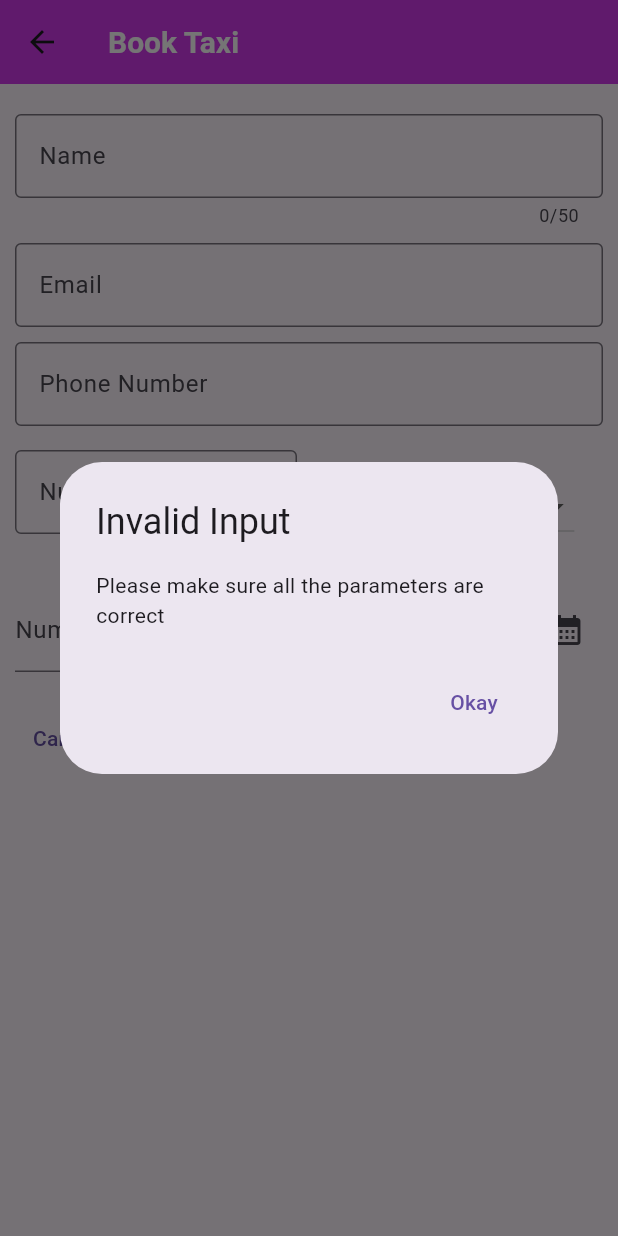
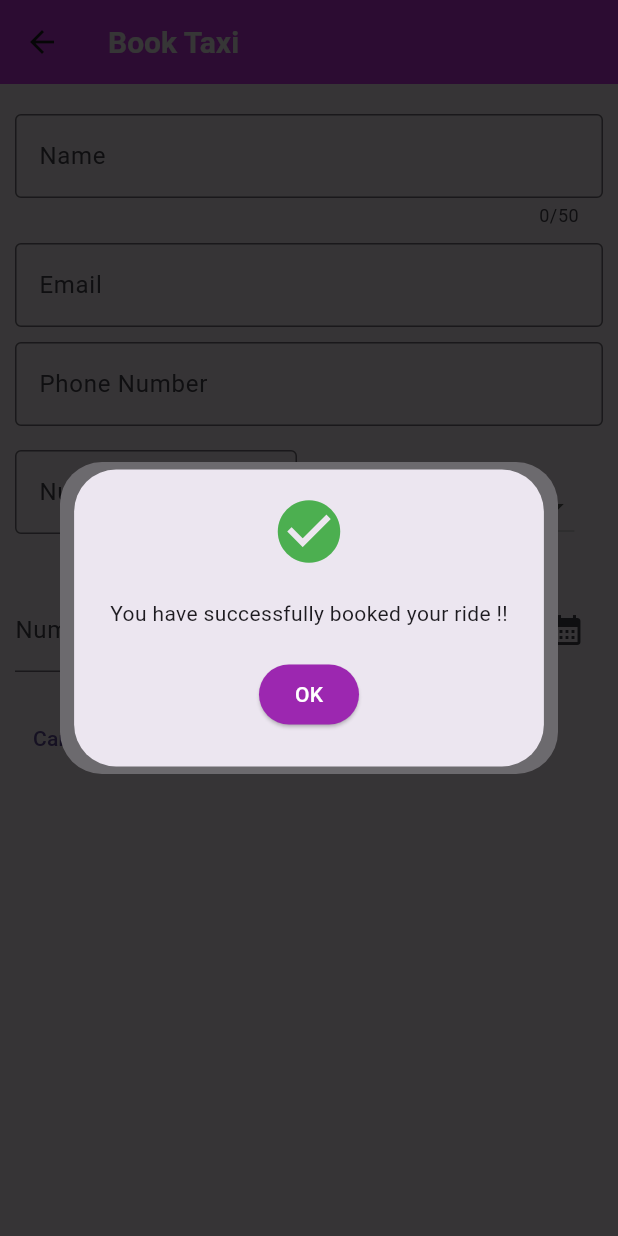
Before and after one commit to jiwanhumagain/Ridify, a Flutter app: the RentTaxiForm screen opened directly, after a tap on "Book Now", on a phone screen of 412 x 824 dp. Run offline on Flutter 3.47's test engine with Material 3 defaults, Android fonts, the light colour scheme and no system bars; our stand-ins replace cloud_firestore, country_picker, email_validator, firebase_auth, firebase_core, firebase_database and 7 more; missing offline and left inert: flutter_geofire, flutter_google_places, flutter_polyline_points, geocoder2, google_maps_webservice; accounts and stored records are empty.

Commit message:
Popup screen added

```diff
--- a/ridify/lib/screen/rent/Booked/bookingform.dart
+++ b/ridify/lib/screen/rent/Booked/bookingform.dart
@@ -2,12 +2,12 @@ import 'package:cloud_firestore/cloud_firestore.dart';
 import 'package:flutter/material.dart';
 import 'package:intl/intl.dart';
 import 'package:email_validator/email_validator.dart';
-import 'package:firebase_database/firebase_database.dart';
+import 'package:ridify/screen/splashscreen/splash.dart';
 
 final formatter = DateFormat.yMd();
 
 class RentTaxiForm extends StatefulWidget {
-  const RentTaxiForm({super.key});
+  const RentTaxiForm({Key? key});
 
   @override
   State<RentTaxiForm> createState() => _RentTaxiFormState();
@@ -18,7 +18,7 @@ class _RentTaxiFormState extends State<RentTaxiForm> {
   final _emailController = TextEditingController();
   final _noofPersonController = TextEditingController();
   final _noofDaysController = TextEditingController();
-  final _phonenumberController=TextEditingController();
+  final _phonenumberController = TextEditingController();
   final FirebaseFirestore firestore = FirebaseFirestore.instance;
   var _selectedValue = 'Car-3 Seater';
 
@@ -39,18 +39,18 @@ class _RentTaxiFormState extends State<RentTaxiForm> {
       _selectedDate = pickedDate;
     });
   }
+
   void validateEmail(String val) {
-    if(val.isEmpty){
+    if (val.isEmpty) {
       setState(() {
         _errorMessage = "Email can not be empty";
       });
-    }else if(!EmailValidator.validate(val, true)){
+    } else if (!EmailValidator.validate(val, true)) {
       setState(() {
         _errorMessage = "Invalid Email Address";
       });
-    }else{
+    } else {
       setState(() {
-
         _errorMessage = "";
       });
     }
@@ -58,14 +58,19 @@ class _RentTaxiFormState extends State<RentTaxiForm> {
 
   void _submitExpenseDate() {
     final enteredNoOfPearson = double.tryParse(_noofPersonController.text);
-    final enteredNoOfPearsonIsInvalid = enteredNoOfPearson == null || enteredNoOfPearson <= 0||enteredNoOfPearson>14;
+    final enteredNoOfPearsonIsInvalid = enteredNoOfPearson == null ||
+        enteredNoOfPearson <= 0 ||
+        enteredNoOfPearson > 14;
 
-    final enteredDays=double.tryParse(_noofDaysController.text);
-    final enteredDaysIsInvalid =enteredDays ==null || enteredDays<=0 || enteredDays>=50;
+    final enteredDays = double.tryParse(_noofDaysController.text);
+    final enteredDaysIsInvalid =
+        enteredDays == null || enteredDays <= 0 || enteredDays >= 50;
 
     if (_titleController.text.trim().isEmpty ||
-       enteredNoOfPearsonIsInvalid ||enteredDaysIsInvalid||
-        _selectedDate == null||_emailController.text.trim().isEmpty) {
+        enteredNoOfPearsonIsInvalid ||
+        enteredDaysIsInvalid ||
+        _selectedDate == null ||
+        _emailController.text.trim().isEmpty) {
       showDialog(
         context: context,
         builder: (ctx) => AlertDialog(
@@ -86,19 +91,128 @@ class _RentTaxiFormState extends State<RentTaxiForm> {
     }
   }
 
+  // void _showSuccessDialog(BuildContext context) {
+  //   showDialog(
+  //     context: context,
+  //     builder: (BuildContext context) {
+  //       return AlertDialog(
+  //         content: Column(
+  //           mainAxisSize: MainAxisSize.min,
+  //           children: [
+  //             Row(
+  //               mainAxisAlignment: MainAxisAlignment.center,
+  //               children: [
+  //                 Icon(
+  //                   Icons.check_circle,
+  //                   color: Colors.green,
+  //                   size: 50,
+  //                 ),
+  //               ],
+  //             ),
+  //             SizedBox(height: 20),
+  //             Row(
+  //               mainAxisAlignment: MainAxisAlignment.center,
+  //               children: [
+  //                 Text(
+  //                   "You have successfully booked your ride !!",
+  //                   style: TextStyle(fontSize: 14),
+  //                 ),
+  //               ],
+  //             ),
+  //             SizedBox(height: 20),
+  //             ElevatedButton(
+  //               onPressed: () {
+  //                 Navigator.of(context).pop();
+  //               },
+  //               child: Text(
+  //                 'OK',
+  //                 style: TextStyle(color: Colors.white),
+  //               ),
+  //               style: ButtonStyle(
+  //                 backgroundColor:
+  //                     MaterialStateProperty.all<Color>(Colors.purple),
+  //               ),
+  //             ),
+  //           ],
+  //         ),
+  //       );
+  //     },
+  //   );
+  // }
+  void _showSuccessDialog(BuildContext context) {
+    showDialog(
+      context: context,
+      builder: (BuildContext context) {
+        return AlertDialog(
+          content: Column(
+            mainAxisSize: MainAxisSize.min,
+            children: [
+              Row(
+                mainAxisAlignment: MainAxisAlignment.center,
+                children: [
+                  Icon(
+                    Icons.check_circle,
+                    color: Colors.green,
+                    size: 50,
+                  ),
+                ],
+              ),
+              SizedBox(height: 20),
+              Row(
+                mainAxisAlignment: MainAxisAlignment.center,
+                children: [
+                  Text(
+                    "You have successfully booked your ride !!",
+                    style: TextStyle(fontSize: 14),
+                  ),
+                ],
+              ),
+              SizedBox(height: 20),
+              ElevatedButton(
+                onPressed: () {
+                  // Navigate to the splash screen
+                  Navigator.pushReplacement(
+                    context,
+                    MaterialPageRoute(
+                      builder: (context) =>
+                          SplashScreen(), // Replace SplashScreen() with your actual splash screen widget
+                    ),
+                  );
+                },
+                child: Text(
+                  'OK',
+                  style: TextStyle(color: Colors.white),
+                ),
+                style: ButtonStyle(
+                  backgroundColor:
+                      MaterialStateProperty.all<Color>(Colors.purple),
+                ),
+              ),
+            ],
+          ),
+        );
+      },
+    );
+  }
+
   @override
   Widget build(BuildContext context) {
-
     return Scaffold(
       resizeToAvoidBottomInset: false,
       appBar: AppBar(
-        backgroundColor:  Color.fromARGB(255, 209, 57, 236),
-        title: Text("Book Taxi",style: TextStyle(fontSize:20,fontWeight: FontWeight.bold,color: Colors.white),),
+        backgroundColor: Color.fromARGB(255, 209, 57, 236),
+        title: Text(
+          "Book Taxi",
+          style: TextStyle(
+            fontSize: 20,
+            fontWeight: FontWeight.bold,
+            color: Colors.white,
+          ),
+        ),
       ),
       body: Center(
-        // child: SingleChildScrollView(
         child: Padding(
-            padding: EdgeInsets.symmetric(vertical: 20,horizontal: 10),
+          padding: EdgeInsets.symmetric(vertical: 20, horizontal: 10),
           child: Column(
             mainAxisAlignment: MainAxisAlignment.start,
             children: [
@@ -207,7 +321,6 @@ class _RentTaxiFormState extends State<RentTaxiForm> {
                   children: [
                     Expanded(
                       child: TextField(
-                          // onChanged: _saveTitleInput,
                         controller: _noofDaysController,
                         keyboardType: TextInputType.number,
                         decoration: InputDecoration(
@@ -249,19 +362,21 @@ class _RentTaxiFormState extends State<RentTaxiForm> {
                         _submitExpenseDate();
                         Map<String, dynamic> data = {
                           "Name": _titleController.text,
-                          "Enail": _emailController.text,
-                          "phonenumber":_phonenumberController.text,
-                          "No.of Person": _noofPersonController.text,
-                          "NO of days": _noofDaysController.text,
-
+                          "Email": _emailController.text,
+                          "PhoneNumber": _phonenumberController.text,
+                          "NoOfPerson": _noofPersonController.text,
+                          "NoOfDays": _noofDaysController.text,
+                          // Include other fields as needed
                         };
 
-                        final CollectionReference usersRef = firestore.collection('Booked Details');
-                        usersRef.add(data)
-                            .then((value) => print("Booked"))
-                            .catchError((error) => print("Failed to book: $error"));
+                        final CollectionReference usersRef =
+                            firestore.collection('Booked Details');
+                        usersRef.add(data).then((value) {
+                          print("Booked");
+                          _showSuccessDialog(context);
+                        }).catchError(
+                            (error) => print("Failed to book: $error"));
                       },
-                      //  onPressed: _submitExpenseDate,
                       child: Text("Book Now"),
                     ),
                   ],
@@ -270,7 +385,6 @@ class _RentTaxiFormState extends State<RentTaxiForm> {
             ],
           ),
         ),
-        // ),
       ),
     );
   }
```
Lines whose indentation alone changed are shown as unchanged.
